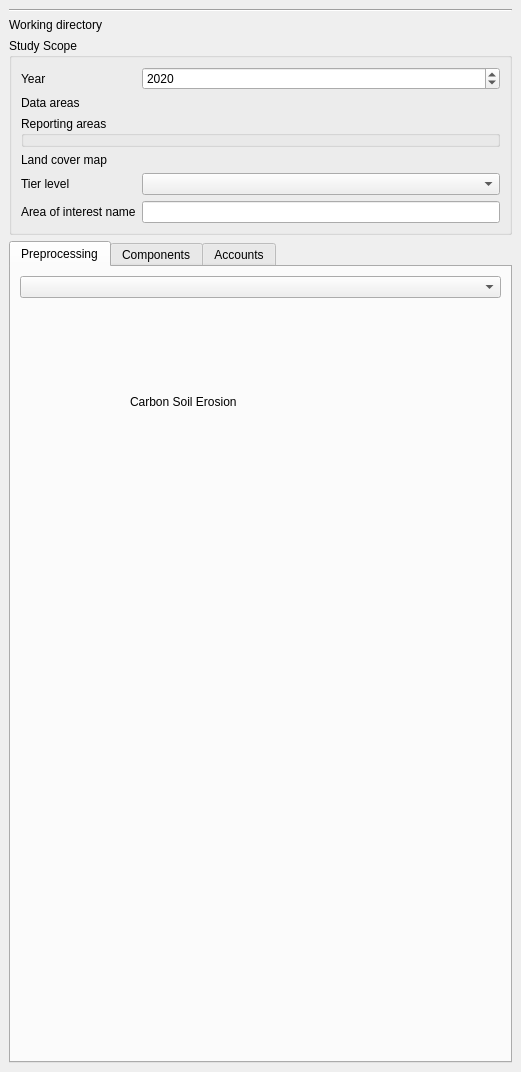
First picture: the form in enca_plugin/enca_plugin_dockwidget_base.ui, repository VITObelgium/sys4enca, before the edit.
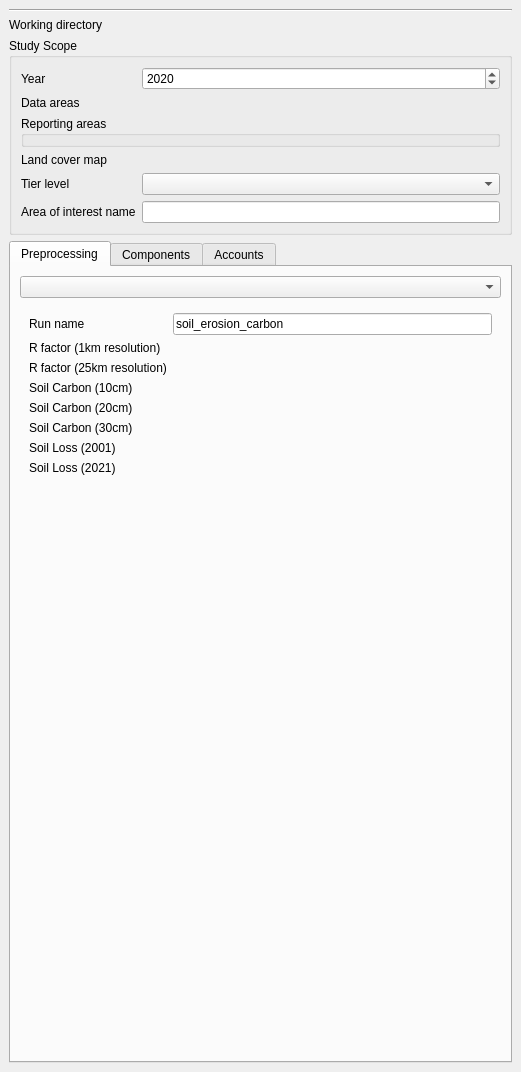
Second picture: the form after the edit. The open tabs and pages were chosen to show the change. Custom widgets are drawn as their Qt base class.

Commit message:
Carbon preprocessig ui.
+ Overhaul plugin config template system.

Diff of the .ui file:
```diff
--- a/enca_plugin/enca_plugin_dockwidget_base.ui
+++ b/enca_plugin/enca_plugin_dockwidget_base.ui
@@ -168,19 +168,92 @@
            </widget>
           </widget>
           <widget class="QWidget" name="CARBON_SOIL_EROSION">
-           <widget class="QLabel" name="label_58">
-            <property name="geometry">
-             <rect>
-              <x>110</x>
-              <y>90</y>
-              <width>191</width>
-              <height>16</height>
-             </rect>
-            </property>
-            <property name="text">
-             <string>Carbon Soil Erosion</string>
-            </property>
-           </widget>
+           <layout class="QFormLayout" name="formLayout_9">
+            <item row="0" column="0">
+             <widget class="QLabel" name="label_58">
+              <property name="text">
+               <string>Run name</string>
+              </property>
+             </widget>
+            </item>
+            <item row="0" column="1">
+             <widget class="QLineEdit" name="run_name">
+              <property name="text">
+               <string>soil_erosion_carbon</string>
+              </property>
+             </widget>
+            </item>
+            <item row="1" column="0">
+             <widget class="QLabel" name="label_72">
+              <property name="text">
+               <string>R factor (1km resolution)</string>
+              </property>
+             </widget>
+            </item>
+            <item row="2" column="0">
+             <widget class="QLabel" name="label_73">
+              <property name="text">
+               <string>R factor (25km resolution)</string>
+              </property>
+             </widget>
+            </item>
+            <item row="3" column="0">
+             <widget class="QLabel" name="label_74">
+              <property name="text">
+               <string>Soil Carbon (10cm)</string>
+              </property>
+             </widget>
+            </item>
+            <item row="4" column="0">
+             <widget class="QLabel" name="label_75">
+              <property name="text">
+               <string>Soil Carbon (20cm)</string>
+              </property>
+             </widget>
+            </item>
+            <item row="5" column="0">
+             <widget class="QLabel" name="label_76">
+              <property name="text">
+               <string>Soil Carbon (30cm)</string>
+              </property>
+             </widget>
+            </item>
+            <item row="6" column="0">
+             <widget class="QLabel" name="label_77">
+              <property name="text">
+               <string>Soil Loss (2001)</string>
+              </property>
+             </widget>
+            </item>
+            <item row="7" column="0">
+             <widget class="QLabel" name="label_78">
+              <property name="text">
+               <string>Soil Loss (2021)</string>
+              </property>
+             </widget>
+            </item>
+            <item row="1" column="1">
+             <widget class="QgsFileWidget" name="R_factor_1km"/>
+            </item>
+            <item row="2" column="1">
+             <widget class="QgsFileWidget" name="R_factor_25km"/>
+            </item>
+            <item row="3" column="1">
+             <widget class="QgsFileWidget" name="soil_carbon_10cm"/>
+            </item>
+            <item row="4" column="1">
+             <widget class="QgsFileWidget" name="soil_carbon_20cm"/>
+            </item>
+            <item row="5" column="1">
+             <widget class="QgsFileWidget" name="soil_carbon_30cm"/>
+            </item>
+            <item row="6" column="1">
+             <widget class="QgsFileWidget" name="soil_loss_2001"/>
+            </item>
+            <item row="7" column="1">
+             <widget class="QgsFileWidget" name="soil_loss_2012"/>
+            </item>
+           </layout>
           </widget>
           <widget class="QWidget" name="CARBON_LIVESTOCK">
            <widget class="QLabel" name="label_59">
@@ -839,6 +912,11 @@
   </widget>
  </widget>
  <customwidgets>
+  <customwidget>
+   <class>QgsDoubleSpinBox</class>
+   <extends>QDoubleSpinBox</extends>
+   <header>qgsdoublespinbox.h</header>
+  </customwidget>
   <customwidget>
    <class>QgsFileWidget</class>
    <extends>QWidget</extends>
```
Left out of the diff: 416 changed lines with no effect on the pictures. The commit also changes 4 other files.
